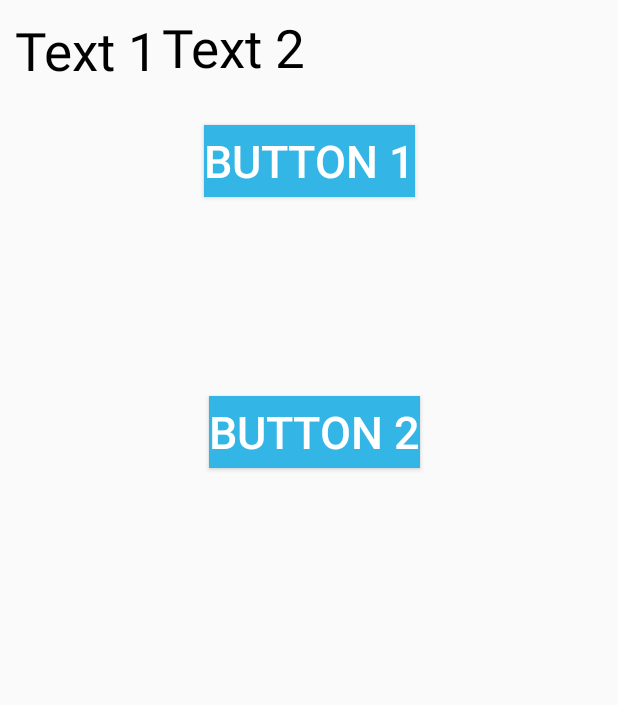
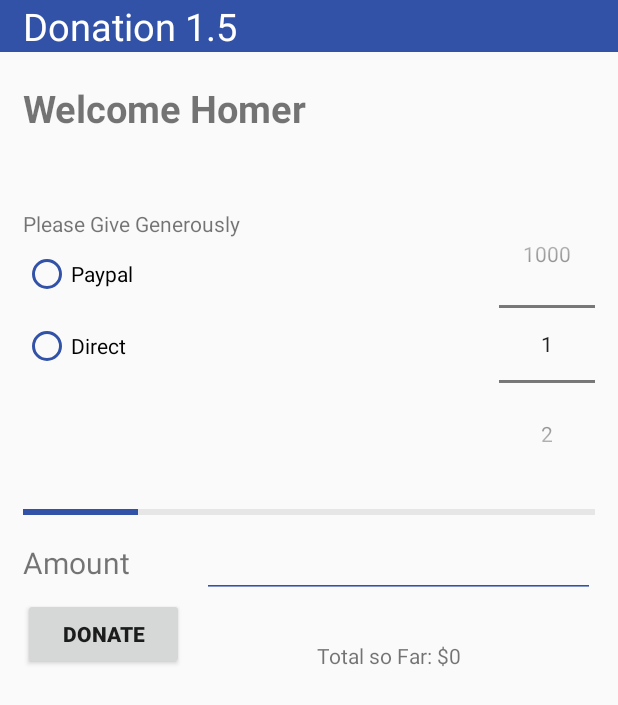
Before and after one commit to KevinHoag/Exercises-INT3120-20, an Android app built with Jetpack Compose: the MainActivity screen opened directly, with no data from a screen before it, on a phone screen of 412 x 824 dp. Shown: the top 705 px of the screen. Run offline under Robolectric (Android 15) with nearby library versions, the phone set to English and light mode, and no system bars; missing, so only their content is drawn: Week2Theme.

Commit message:
Donation_layout

```diff
--- a/Week-1/Practice/app/src/main/java/com/example/week2/MainActivity.kt
+++ b/Week-1/Practice/app/src/main/java/com/example/week2/MainActivity.kt
@@ -1,6 +1,10 @@
 package com.example.week2
 
 import android.os.Bundle
+import android.widget.Button
+import android.widget.EditText
+import android.widget.NumberPicker
+import android.widget.TextView
 import androidx.activity.ComponentActivity
 import androidx.compose.material3.Text
 import androidx.compose.runtime.Composable
@@ -9,9 +13,27 @@ import androidx.compose.ui.tooling.preview.Preview
 import com.example.week2.ui.theme.Week2Theme
 
 class MainActivity : ComponentActivity() {
+
     override fun onCreate(savedInstanceState: Bundle?) {
         super.onCreate(savedInstanceState)
-        setContentView(R.layout.constraint_layout);
+        setContentView(R.layout.donation_layout);
+
+        val numberPicker = findViewById<NumberPicker>(R.id.picker1);
+        numberPicker.minValue = 1;
+        numberPicker.maxValue = 1000;
+
+        val donateButton = findViewById<Button>(R.id.donate_button);
+        val editText = findViewById<EditText>(R.id.edit_text);
+        val totalMoney = findViewById<TextView>(R.id.total_money);
+        donateButton.setOnClickListener{
+            if (editText.text.isNotEmpty()) {
+                val bonusMoney = editText.text.toString().toInt();
+                val currentMoney = totalMoney.text.toString().toInt();
+                totalMoney.text = (bonusMoney + currentMoney).toString();
+            }
+
+        }
+
     }
 }
 
--- /dev/null
+++ b/Week-1/Practice/app/src/main/res/drawable/edittext_border.xml
@@ -0,0 +1,5 @@
+<?xml version="1.0" encoding="utf-8"?>
+<stroke xmlns:android="http://schemas.android.com/apk/res/android"
+    android:width="1dp"
+    android:color="#3252a8"
+     />
--- /dev/null
+++ b/Week-1/Practice/app/src/main/res/layout/donation_layout.xml
@@ -0,0 +1,152 @@
+<?xml version="1.0" encoding="utf-8"?>
+<LinearLayout xmlns:android="http://schemas.android.com/apk/res/android"
+    xmlns:tools="http://schemas.android.com/tools"
+    android:layout_width="match_parent"
+    android:layout_height="match_parent"
+    android:orientation="vertical">
+    <LinearLayout
+        android:layout_width="match_parent"
+        android:layout_height="wrap_content"
+        android:minHeight="30dp"
+        android:orientation="horizontal"
+        android:background="#3252a8">
+
+        <TextView
+            android:id="@+id/titleTextView"
+            android:layout_width="0dp"
+            android:layout_height="wrap_content"
+            android:paddingLeft="15dp"
+            android:text="Donation 1.5"
+            android:textSize="25sp"
+            android:textColor="#FFFFFF"
+
+            android:layout_weight="1"/>
+    </LinearLayout>
+
+    <TextView
+        android:layout_width="wrap_content"
+        android:layout_height="wrap_content"
+        android:paddingLeft="15dp"
+        android:text="Welcome Homer"
+        android:textSize="25sp"
+        android:textStyle="bold"
+        android:layout_marginTop="20dp">
+    </TextView>
+
+    <LinearLayout
+        android:layout_width="match_parent"
+        android:layout_height="wrap_content"
+        android:orientation="horizontal"
+        android:paddingHorizontal="15dp"
+        android:paddingTop="50dp">
+        <LinearLayout
+            android:layout_width="wrap_content"
+            android:layout_height="wrap_content"
+            android:orientation="vertical"
+            android:layout_weight="1">
+            <TextView
+                android:layout_width="wrap_content"
+                android:layout_height="wrap_content"
+                android:text="Please Give Generously">
+            </TextView>
+
+            <RadioGroup
+                android:layout_width="wrap_content"
+                android:layout_height="wrap_content">
+
+                <RadioButton
+                    android:layout_width="wrap_content"
+                    android:layout_height="wrap_content"
+                    android:buttonTint="#3252a8"
+                    android:minHeight="48dp"
+                    android:text="Paypal"></RadioButton>
+
+                <RadioButton
+                    android:layout_width="wrap_content"
+                    android:layout_height="wrap_content"
+                    android:buttonTint="#3252a8"
+                    android:minHeight="48dp"
+                    android:text="Direct"></RadioButton>
+            </RadioGroup>
+        </LinearLayout>
+        <NumberPicker
+            android:id="@+id/picker1"
+            android:layout_width="wrap_content"
+            android:layout_height="wrap_content"
+            android:layout_gravity="right" />
+    </LinearLayout>
+
+    <ProgressBar
+        android:id="@+id/progressBarHorizontal"
+        style="?android:attr/progressBarStyleHorizontal"
+        android:layout_width="match_parent"
+        android:layout_height="wrap_content"
+        android:layout_marginHorizontal="15dp"
+        android:layout_marginVertical="10dp"
+        android:paddingTop="10dp"
+        android:indeterminate="false"
+        android:minHeight="2dp"
+        android:minWidth="200dp"
+        android:max="100"
+        android:progress="20"
+        android:progressBackgroundTint="@android:color/darker_gray"
+        android:progressTint="#3252a8" />
+
+    <LinearLayout
+        android:layout_width="match_parent"
+        android:layout_height="wrap_content"
+        android:paddingHorizontal="15dp">
+        <TextView
+            android:layout_width="wrap_content"
+            android:layout_height="wrap_content"
+            android:textSize="20sp"
+            android:layout_weight="1"
+            android:text="Amount">
+        </TextView>
+
+        <EditText
+            android:id="@+id/edit_text"
+            android:layout_width="wrap_content"
+            android:layout_height="wrap_content"
+            android:layout_weight="5"
+            android:backgroundTint="#3252a8">
+        </EditText>
+
+    </LinearLayout>
+
+    <LinearLayout
+        android:layout_width="match_parent"
+        android:layout_height="wrap_content"
+        android:paddingHorizontal="15dp">
+        <Button
+            android:id="@+id/donate_button"
+            android:layout_width="wrap_content"
+            android:layout_height="wrap_content"
+            android:text="DONATE"
+            android:layout_weight="1"
+            android:textStyle="bold"></Button>
+        <LinearLayout
+            android:layout_width="wrap_content"
+            android:layout_height="wrap_content"
+            android:orientation="horizontal"
+            android:gravity='center'
+            android:layout_gravity="bottom"
+            android:layout_weight="9">
+            <TextView
+                android:layout_width="wrap_content"
+                android:layout_height="wrap_content"
+                android:text="Total so Far: $"></TextView>
+            <TextView
+                android:id="@+id/total_money"
+                android:layout_width="wrap_content"
+                android:layout_height="wrap_content"
+                android:text="0"></TextView>
+        </LinearLayout>
+
+
+
+    </LinearLayout>
+
+
+
+</LinearLayout>
```
Also changed, not shown: 1 other file.
